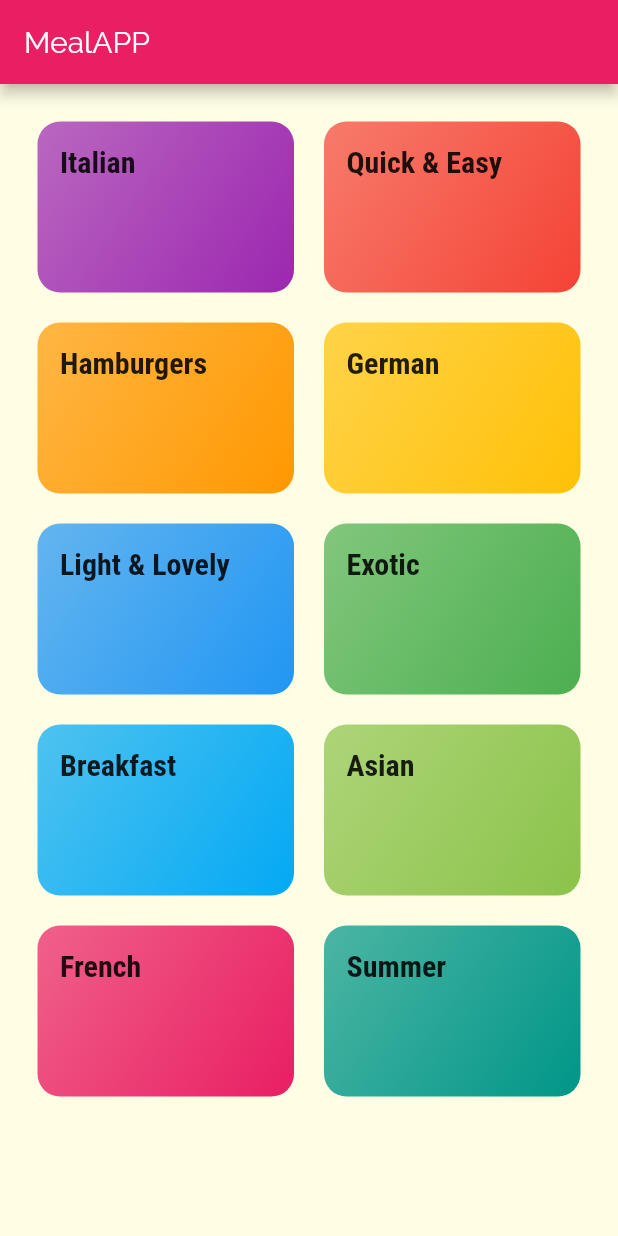
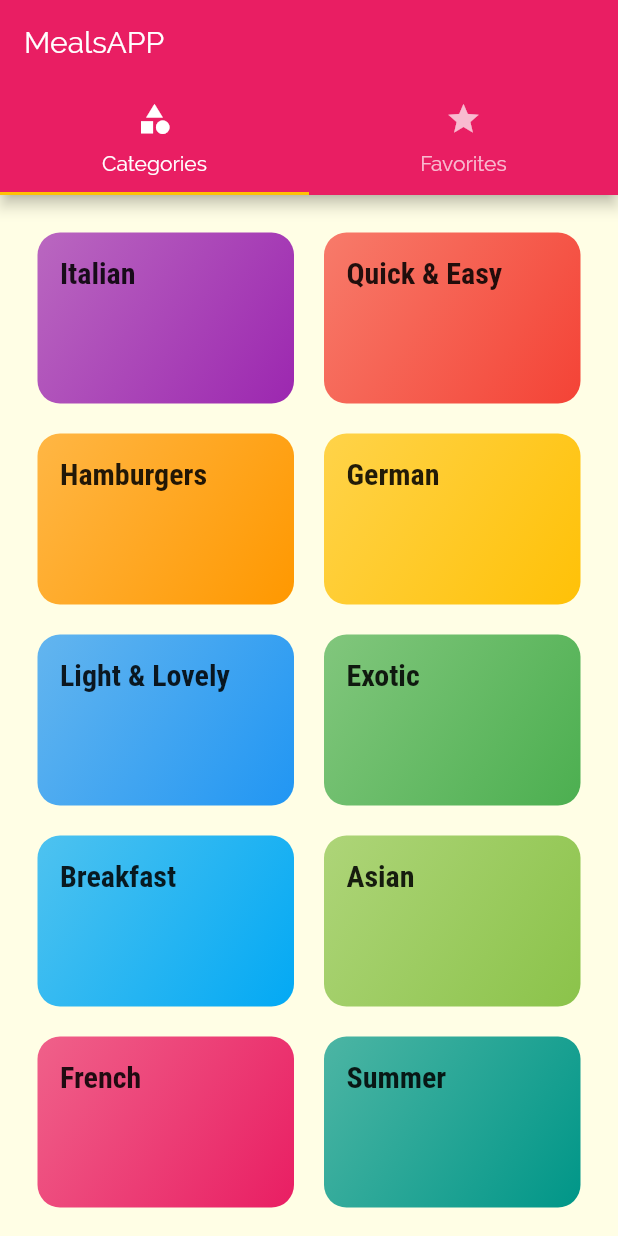
Before and after one commit to cmoscosoz/Flutter-MealsAPP, a Flutter app: the screen it shows after launch, on a phone screen of 412 x 824 dp. Run offline on Flutter 3.47's test engine with Material 2 defaults, Android fonts, the phone set to English and light mode, and no system bars.

Commit message:
adding tab bar

```diff
--- a/lib/main.dart
+++ b/lib/main.dart
@@ -1,4 +1,5 @@
 import 'package:flutter/material.dart';
+import 'screens/tabs_screen.dart';
 import 'screens/meal_detail_screen.dart';
 import 'screens/category_meals_screen.dart';
 import 'screens/categories_screen.dart';
@@ -30,7 +31,7 @@ class MyApp extends StatelessWidget {
               ),
         ),
         routes: {
-          '/': (ctx) => CategoriesScreen(),
+          '/': (ctx) => TabsScreen(),
           CategoryMealsScreen.routeName: (ctx) => CategoryMealsScreen(),
           MealDetailScreen.routeName: (ctx) => MealDetailScreen(),
         },
--- a/lib/screens/categories_screen.dart
+++ b/lib/screens/categories_screen.dart
@@ -6,11 +6,7 @@ import '../dummy_data.dart';
 class CategoriesScreen extends StatelessWidget {
   @override
   Widget build(BuildContext context) {
-    return Scaffold(
-      appBar: AppBar(
-        title: const Text('MealAPP'),
-      ),
-      body: GridView(
+    return GridView(
       padding: const EdgeInsets.all(25),
       children: DUMMY_CATEGORIES
           .map((catData) => CategoryItem(
@@ -25,7 +21,6 @@ class CategoriesScreen extends StatelessWidget {
         crossAxisSpacing: 20,
         mainAxisSpacing: 20,
       ),
-      ),
     );
   }
 }
--- /dev/null
+++ b/lib/screens/favorites_screen.dart
@@ -0,0 +1,8 @@
+import 'package:flutter/material.dart';
+
+class FavoritesScreen extends StatelessWidget {
+  @override
+  Widget build(BuildContext context) {
+    return Center(child: Text('Favorites'));
+  }
+}
```
Lines whose indentation alone changed are shown as unchanged.
